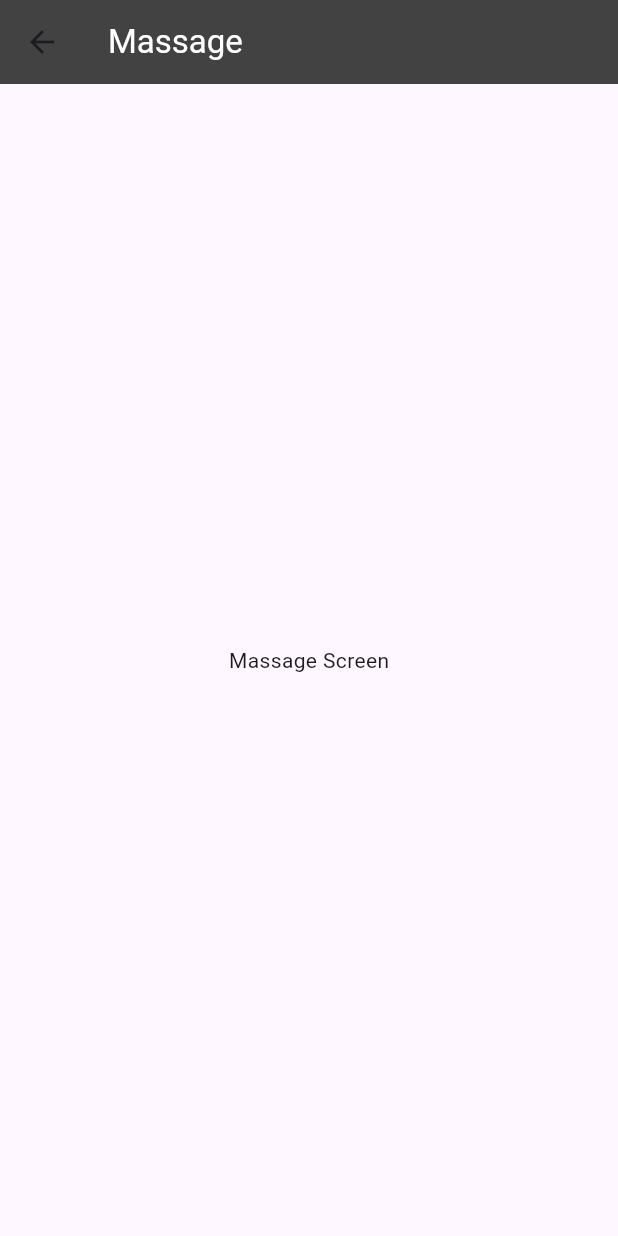
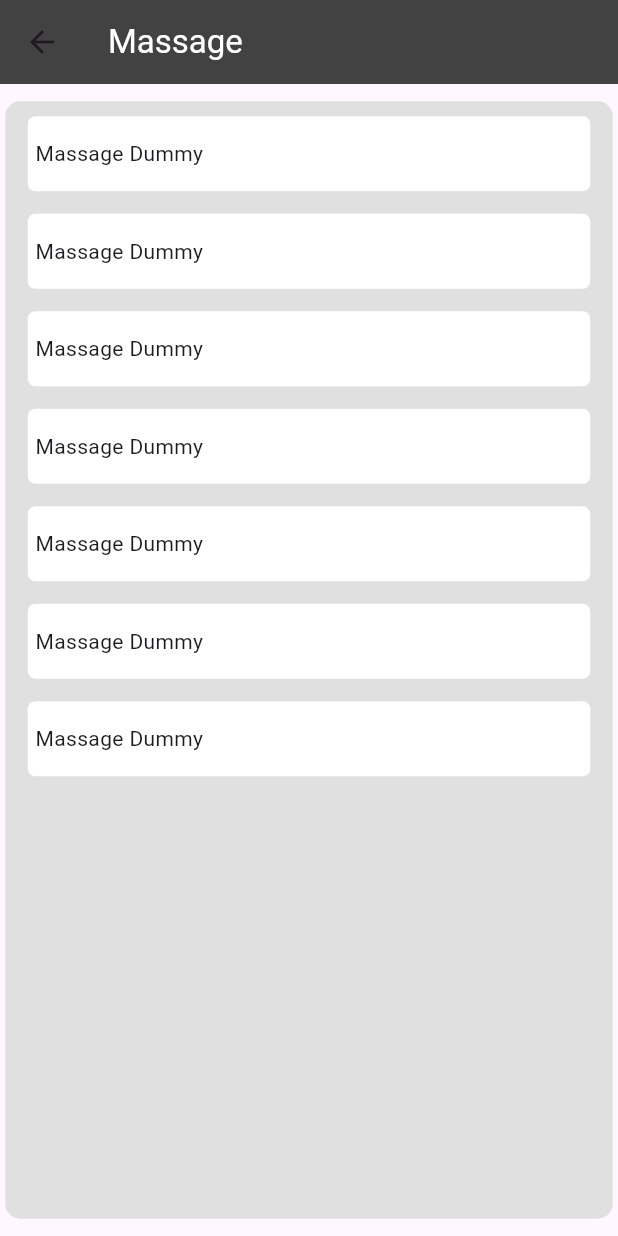
Before and after one commit to MisakiZuijin/tugas_6_5_25, a Flutter app: the MassageScreen screen opened directly, on a phone screen of 412 x 824 dp. Run offline on Flutter 3.47's test engine with Material 3 defaults, Android fonts, the phone set to English and light mode, and no system bars; our stand-ins replace animated_bottom_navigation_bar.

Commit message:
Update Terbaru

```diff
--- a/lib/Dashboard_Screen.dart
+++ b/lib/Dashboard_Screen.dart
@@ -28,12 +28,25 @@ class _DashboardScreenState extends State<DashboardScreen> {
   Widget build(BuildContext context) {
     return Scaffold(
       body: _pages[_buttonNav],
-      bottomNavigationBar: AnimatedBottomNavigationBar(
-        icons: iconList,
-        iconSize: 30,
+      bottomNavigationBar: AnimatedBottomNavigationBar.builder(
+        itemCount: iconList.length,
+        tabBuilder: (int index, bool isActive) {
+          final color =
+              isActive
+                  ? const Color.fromARGB(255, 255, 85, 72)
+                  : Colors.grey.shade300;
+
+          return AnimatedContainer(
+            duration: const Duration(milliseconds: 300),
+            curve: Curves.easeOutBack,
+            padding: const EdgeInsets.symmetric(vertical: 8.0),
+            child: Transform.scale(
+              scale: isActive ? 1.7 : 1.0,
+              child: Icon(iconList[index], size: 30, color: color),
+            ),
+          );
+        },
         backgroundColor: Colors.grey.shade800,
-        activeColor: const Color.fromARGB(255, 255, 85, 72),
-        inactiveColor: Colors.grey.shade300,
         activeIndex: _buttonNav,
         notchSmoothness: NotchSmoothness.smoothEdge,
         gapLocation: GapLocation.none,
--- a/lib/Home_Screen.dart
+++ b/lib/Home_Screen.dart
@@ -15,7 +15,18 @@ class _HomeScreenState extends State<HomeScreen> {
         title: Text("Home", style: TextStyle(color: Colors.white)),
         backgroundColor: Colors.grey.shade800,
       ),
-      body: Center(child: Container(child: Text("Home Screen"))),
+      body: Center(
+        child: Container(
+          child: Text(
+            "Welcome To My Application",
+            style: TextStyle(
+              fontSize: 30,
+              color: Colors.grey.shade600,
+              fontWeight: FontWeight.bold,
+            ),
+          ),
+        ),
+      ),
     );
   }
 }
--- a/lib/Massage_Screen.dart
+++ b/lib/Massage_Screen.dart
@@ -15,7 +15,116 @@ class _MassageScreenState extends State<MassageScreen> {
         title: Text("Massage", style: TextStyle(color: Colors.white)),
         backgroundColor: Colors.grey.shade800,
       ),
-      body: Center(child: Container(child: Text("Massage Screen"))),
+      body: Center(
+        child: Container(
+          height: 745,
+          width: 405,
+          alignment: Alignment.center,
+          decoration: BoxDecoration(
+            color: Colors.grey.shade300,
+            borderRadius: BorderRadius.circular(10),
+          ),
+          child: Padding(
+            padding: const EdgeInsets.all(10.0),
+            child: Column(
+              spacing: 15,
+              children: [
+                Container(
+                  height: 50,
+                  width: 375,
+                  alignment: Alignment.centerLeft,
+                  decoration: BoxDecoration(
+                    color: Colors.white,
+                    borderRadius: BorderRadius.circular(5),
+                  ),
+                  child: Padding(
+                    padding: const EdgeInsets.all(5.0),
+                    child: Text("Massage Dummy"),
+                  ),
+                ),
+                Container(
+                  height: 50,
+                  width: 375,
+                  alignment: Alignment.centerLeft,
+                  decoration: BoxDecoration(
+                    color: Colors.white,
+                    borderRadius: BorderRadius.circular(5),
+                  ),
+                  child: Padding(
+                    padding: const EdgeInsets.all(5.0),
+                    child: Text("Massage Dummy"),
+                  ),
+                ),
+                Container(
+                  height: 50,
+                  width: 375,
+                  alignment: Alignment.centerLeft,
+                  decoration: BoxDecoration(
+                    color: Colors.white,
+                    borderRadius: BorderRadius.circular(5),
+                  ),
+                  child: Padding(
+                    padding: const EdgeInsets.all(5.0),
+                    child: Text("Massage Dummy"),
+                  ),
+                ),
+                Container(
+                  height: 50,
+                  width: 375,
+                  alignment: Alignment.centerLeft,
+                  decoration: BoxDecoration(
+                    color: Colors.white,
+                    borderRadius: BorderRadius.circular(5),
+                  ),
+                  child: Padding(
+                    padding: const EdgeInsets.all(5.0),
+                    child: Text("Massage Dummy"),
+                  ),
+                ),
+                Container(
+                  height: 50,
+                  width: 375,
+                  alignment: Alignment.centerLeft,
+                  decoration: BoxDecoration(
+                    color: Colors.white,
+                    borderRadius: BorderRadius.circular(5),
+                  ),
+                  child: Padding(
+                    padding: const EdgeInsets.all(5.0),
+                    child: Text("Massage Dummy"),
+                  ),
+                ),
+                Container(
+                  height: 50,
+                  width: 375,
+                  alignment: Alignment.centerLeft,
+                  decoration: BoxDecoration(
+                    color: Colors.white,
+                    borderRadius: BorderRadius.circular(5),
+                  ),
+                  child: Padding(
+                    padding: const EdgeInsets.all(5.0),
+                    child: Text("Massage Dummy"),
+                  ),
+                ),
+                Container(
+                  height: 50,
+                  width: 375,
+                  alignment: Alignment.centerLeft,
+                  decoration: BoxDecoration(
+                    color: Colors.white,
+                    borderRadius: BorderRadius.circular(5),
+                  ),
+                  child: Padding(
+                    padding: const EdgeInsets.all(5.0),
+                    child: Text("Massage Dummy"),
+                  ),
+                ),
+              ],
+            ),
+          ),
+        ),
+      ),
     );
   }
 }
--- a/pubspec.yaml
+++ b/pubspec.yaml
@@ -35,6 +35,7 @@ dependencies:
   # Use with the CupertinoIcons class for iOS style icons.
   cupertino_icons: ^1.0.8
   animated_bottom_navigation_bar: ^1.4.0
+  circular_reveal_animation: ^2.0.1
 
 dev_dependencies:
   flutter_test:
```
Also changed, not shown: pubspec.lock.
